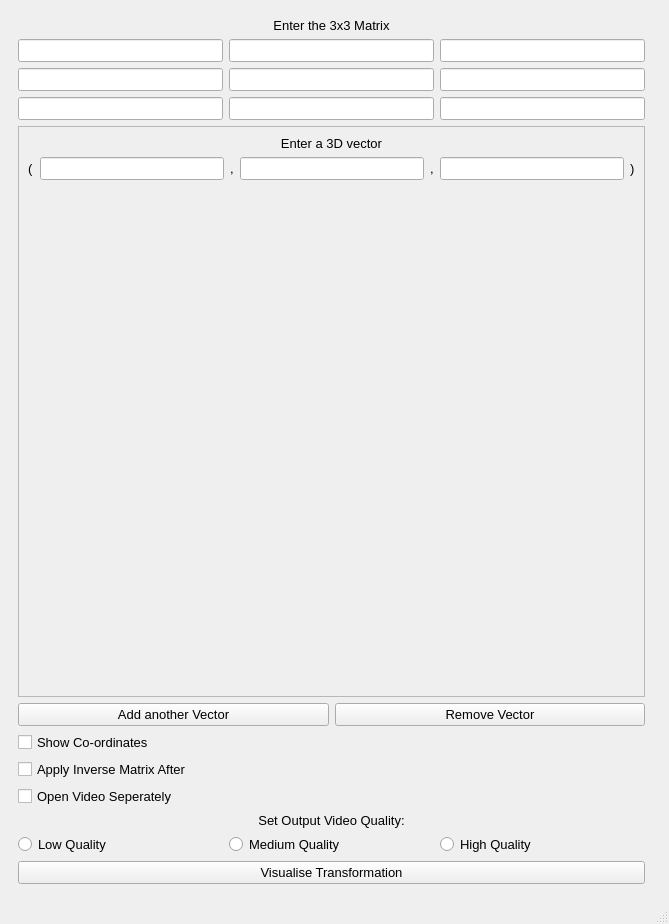
The window that 3D_vector.ui (KallaxenC/LinearLab) describes before a commit, drawn with Qt 5.
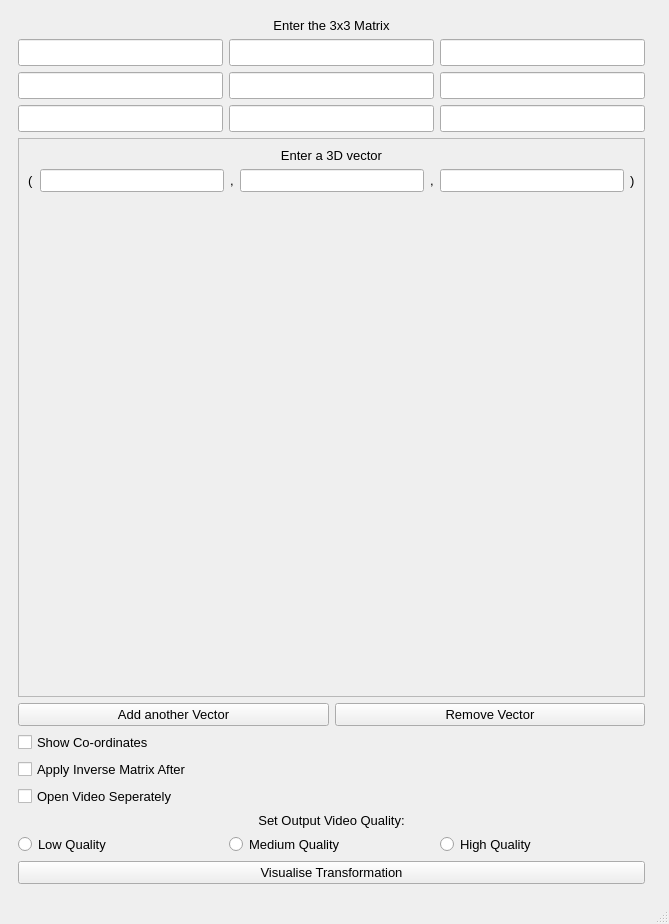
The same window after the commit.

```diff
--- a/3D_vector.ui
+++ b/3D_vector.ui
@@ -12,6 +12,7 @@
   </property>
   <property name="font">
    <font>
+    <family>Segoe UI</family>
     <pointsize>10</pointsize>
    </font>
   </property>
@@ -95,31 +96,85 @@
        <item row="1" column="0">
         <layout class="QGridLayout" name="gridLayout">
          <item row="2" column="0">
-          <widget class="QLineEdit" name="g_value"/>
+          <widget class="QLineEdit" name="g_value">
+           <property name="font">
+            <font>
+             <pointsize>12</pointsize>
+            </font>
+           </property>
+          </widget>
          </item>
          <item row="0" column="0">
-          <widget class="QLineEdit" name="a_value"/>
+          <widget class="QLineEdit" name="a_value">
+           <property name="font">
+            <font>
+             <pointsize>12</pointsize>
+            </font>
+           </property>
+          </widget>
          </item>
          <item row="0" column="2">
-          <widget class="QLineEdit" name="c_value"/>
+          <widget class="QLineEdit" name="c_value">
+           <property name="font">
+            <font>
+             <pointsize>12</pointsize>
+            </font>
+           </property>
+          </widget>
          </item>
          <item row="2" column="1">
-          <widget class="QLineEdit" name="h_value"/>
+          <widget class="QLineEdit" name="h_value">
+           <property name="font">
+            <font>
+             <pointsize>12</pointsize>
+            </font>
+           </property>
+          </widget>
          </item>
          <item row="1" column="0">
-          <widget class="QLineEdit" name="d_value"/>
+          <widget class="QLineEdit" name="d_value">
+           <property name="font">
+            <font>
+             <pointsize>12</pointsize>
+            </font>
+           </property>
+          </widget>
          </item>
          <item row="1" column="2">
-          <widget class="QLineEdit" name="f_value"/>
+          <widget class="QLineEdit" name="f_value">
+           <property name="font">
+            <font>
+             <pointsize>12</pointsize>
+            </font>
+           </property>
+          </widget>
          </item>
          <item row="0" column="1">
-          <widget class="QLineEdit" name="b_value"/>
+          <widget class="QLineEdit" name="b_value">
+           <property name="font">
+            <font>
+             <pointsize>12</pointsize>
+            </font>
+           </property>
+          </widget>
          </item>
          <item row="2" column="2">
-          <widget class="QLineEdit" name="i_value"/>
+          <widget class="QLineEdit" name="i_value">
+           <property name="font">
+            <font>
+             <pointsize>12</pointsize>
+            </font>
+           </property>
+          </widget>
          </item>
          <item row="1" column="1">
-          <widget class="QLineEdit" name="e_value"/>
+          <widget class="QLineEdit" name="e_value">
+           <property name="font">
+            <font>
+             <pointsize>12</pointsize>
+            </font>
+           </property>
+          </widget>
          </item>
         </layout>
        </item>
@@ -149,8 +204,8 @@
            <rect>
             <x>0</x>
             <y>0</y>
-            <width>626</width>
-            <height>464</height>
+            <width>606</width>
+            <height>407</height>
            </rect>
           </property>
           <layout class="QVBoxLayout" name="verticalLayout">
```
